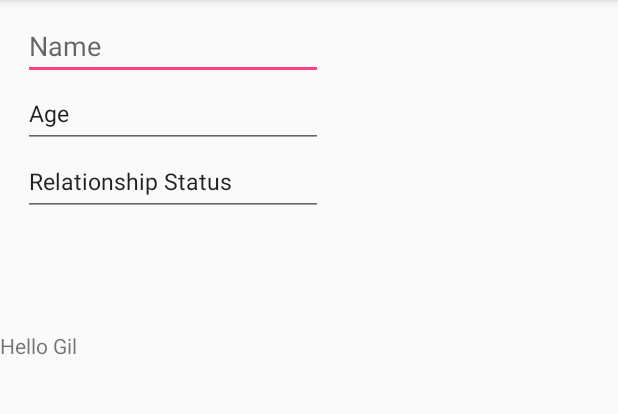
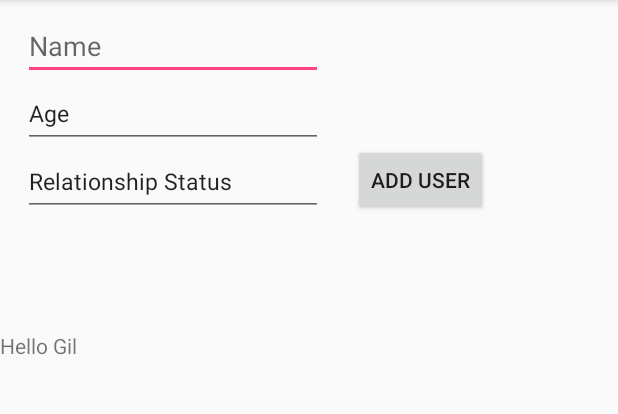
Before and after one commit to HoGil/firebase-contacts, an Android app: the screen it shows after launch (MainActivity), on a phone screen of 412 x 824 dp, the part 84-498 px from its top. Run offline under Robolectric (Android 15) with nearby library versions, the phone set to English and light mode, and no system bars; our stand-ins replace Firebase (no records; nobody signed in at launch, a user with empty details on screens opened directly).

Commit message:
built backend activity and writerNewUser method

```diff
--- /dev/null
+++ b/app/src/main/java/com/example/gilho/buildthree/Backend.java
@@ -0,0 +1,35 @@
+package com.example.gilho.buildthree;
+
+import android.provider.ContactsContract;
+
+import com.google.firebase.database.DatabaseReference;
+import com.google.firebase.database.FirebaseDatabase;
+
+/**
+ * Created by gilho on 11/12/16.
+ */
+public class Backend {
+
+    FirebaseDatabase database;
+    DatabaseReference userRef;
+    public static int userCounter = 1;
+
+    public Backend() {
+
+        // get location referencesr
+        database = FirebaseDatabase.getInstance();
+        userRef = database.getReference("users");
+
+    }
+
+
+    // method to add user to firebase
+    public void writeNewUser(String name, String age, boolean status) {
+
+        Person user = new Person(userCounter, name, age, status);
+        userRef.child(Integer.toString(userCounter)).setValue(user);
+        userCounter++;
+    }
+
+
+}
--- a/app/src/main/java/com/example/gilho/buildthree/EntryFragment.java
+++ b/app/src/main/java/com/example/gilho/buildthree/EntryFragment.java
@@ -5,7 +5,9 @@ import android.support.v4.app.Fragment;
 import android.view.LayoutInflater;
 import android.view.View;
 import android.view.ViewGroup;
+import android.widget.Button;
 import android.widget.EditText;
+import com.example.gilho.buildthree.MainActivity;
 
 /**
  * Created by gilho on 27/11/16.
@@ -15,6 +17,9 @@ public class EntryFragment extends Fragment {
     private EditText mName;
     private EditText mAge;
     private EditText mStatus;
+    private Button mButton;
+    private Backend connection;
+    private boolean sStatus;
 
 
     public View onCreateView(LayoutInflater inflater, ViewGroup container, Bundle savedInstanceState) {
@@ -25,6 +30,27 @@ public class EntryFragment extends Fragment {
         mName = (EditText)v.findViewById(R.id.edit_name);
         mAge = (EditText)v.findViewById(R.id.edit_age);
         mStatus = (EditText)v.findViewById(R.id.edit_status);
+        mButton = (Button)v.findViewById(R.id.button_add);
+
+        // open connection with firebase
+        connection = new Backend();
+
+        // set listener for button
+        mButton.setOnClickListener(new View.OnClickListener() {
+            public void onClick(View v) {
+
+                // boolean
+                if (mStatus.getText().toString() == "single") {
+                    sStatus = true;
+                } else if (mStatus.getText().toString() == "taken") {
+                    sStatus = false;
+                } else {
+                    sStatus = false;
+                }
+
+                connection.writeNewUser(mName.getText().toString(), mAge.getText().toString(), sStatus);
+            }
+        });
 
         return v;
     }
--- a/app/src/main/java/com/example/gilho/buildthree/MainActivity.java
+++ b/app/src/main/java/com/example/gilho/buildthree/MainActivity.java
@@ -8,6 +8,7 @@ import com.google.firebase.database.FirebaseDatabase;
 
 public class MainActivity extends AppCompatActivity {
 
+
     @Override
     protected void onCreate(Bundle savedInstanceState) {
         super.onCreate(savedInstanceState);
--- a/app/src/main/res/layout/fragment_entry.xml
+++ b/app/src/main/res/layout/fragment_entry.xml
@@ -38,4 +38,14 @@
         android:layout_below="@id/edit_age"
         />
 
+    <Button
+        android:layout_width="wrap_content"
+        android:layout_height="wrap_content"
+        android:text="Add User"
+        android:id="@+id/button_add"
+        android:layout_alignBottom="@+id/edit_status"
+        android:layout_toRightOf="@+id/edit_age"
+        android:layout_toEndOf="@+id/edit_age"
+        android:layout_marginLeft="20dp" />
+
 </RelativeLayout>
```
Also changed, not shown: app/src/main/java/com/example/gilho/buildthree/Person.java (+4 -4 lines).
